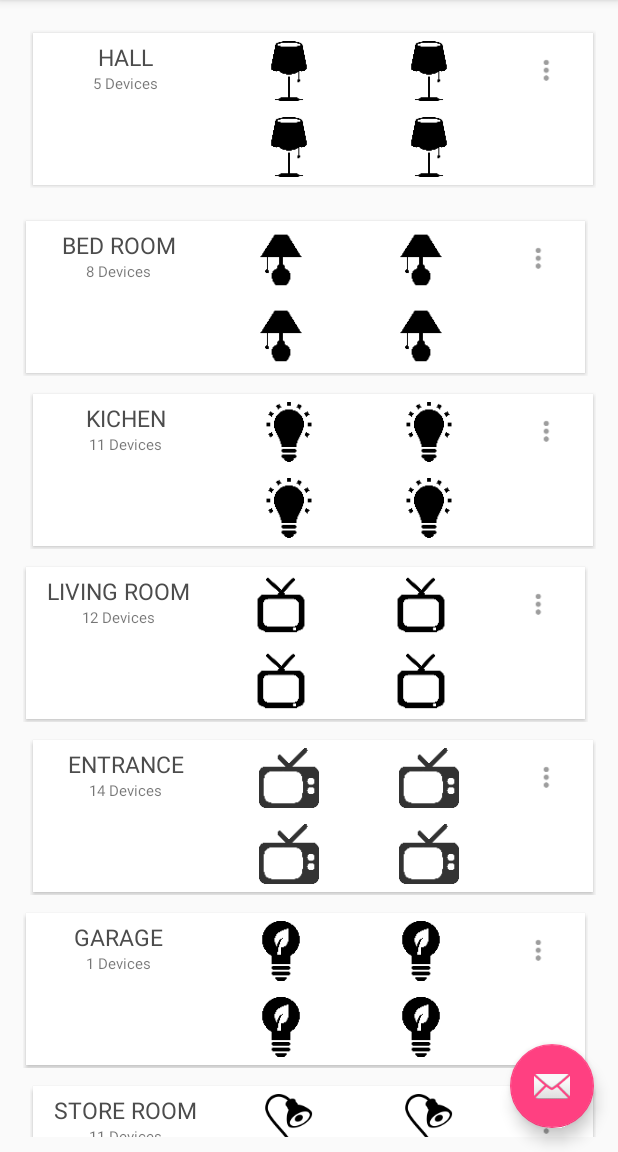
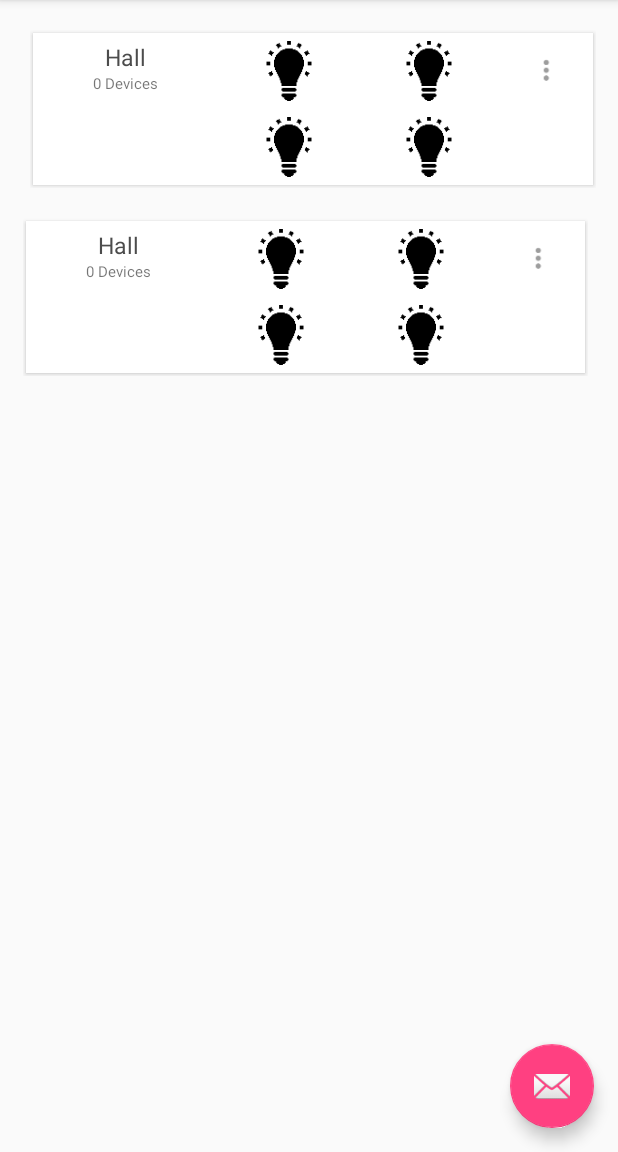
Before and after one commit to Aarth-Tandel/Android-Structure, an Android app: the screen it shows after launch (MainActivity), in the options menu, after a tap on "Home", on a phone screen of 412 x 824 dp, the part 84-1236 px from its top. Run offline under Robolectric (Android 15) with nearby library versions, the phone set to English and light mode, and no system bars.

Commit message:
Dynamic Room Entry
Validation not done.

```diff
--- a/Route_3/app/src/main/java/com/wozart/route_3/MainActivity.java
+++ b/Route_3/app/src/main/java/com/wozart/route_3/MainActivity.java
@@ -7,20 +7,20 @@ import android.database.sqlite.SQLiteDatabase;
 import android.graphics.Rect;
 import android.os.Bundle;
 import android.support.design.widget.FloatingActionButton;
+import android.support.design.widget.NavigationView;
 import android.support.design.widget.Snackbar;
-import android.support.v7.widget.DefaultItemAnimator;
-import android.support.v7.widget.GridLayoutManager;
-import android.support.v7.widget.RecyclerView;
-import android.util.TypedValue;
-import android.view.View;
-import android.support.design.widget.NavigationView;
 import android.support.v4.view.GravityCompat;
 import android.support.v4.widget.DrawerLayout;
 import android.support.v7.app.ActionBarDrawerToggle;
 import android.support.v7.app.AppCompatActivity;
+import android.support.v7.widget.DefaultItemAnimator;
+import android.support.v7.widget.GridLayoutManager;
+import android.support.v7.widget.RecyclerView;
 import android.support.v7.widget.Toolbar;
+import android.util.TypedValue;
 import android.view.Menu;
 import android.view.MenuItem;
+import android.view.View;
 import android.widget.EditText;
 import android.widget.LinearLayout;
 import android.widget.TextView;
@@ -88,7 +88,7 @@ public class MainActivity extends AppCompatActivity
         recyclerView.setItemAnimator(new DefaultItemAnimator());
         recyclerView.setAdapter(adapter);
 
-        prepareAlbums();
+        //prepareRooms(null);
 
         DeviceDbHelper dbHelper = new DeviceDbHelper(this);
         mDb = dbHelper.getWritableDatabase();
@@ -117,22 +117,24 @@ public class MainActivity extends AppCompatActivity
         onOptionsItemSelected(menu.findItem(R.id.home));
         return true;
     }
+
     private void createMenuItem(String name) {
-        if(!name.equals("Home")) {
+        if (!name.equals("Home")) {
             HomeMenu.add(R.id.gp_home, HOME_ID, Menu.NONE, name);
             HomeMenu.setGroupCheckable(R.id.gp_home, true, true);
             HOME_ID++;
         }
     }
+
     @Override
     public boolean onOptionsItemSelected(MenuItem item) {
         // Handle action bar item clicks here. The action bar will
         // automatically handle clicks on the Home/Up button, so long
         // as you specify a parent activity in AndroidManifest.xml.
-       // int id = item.getItemId();
+        // int id = item.getItemId();
         int count = HomeMenu.size();
 
-        switch (item.getItemId()){
+        switch (item.getItemId()) {
             case R.id.add_home:
                 if (count <= MAX_HOME) {
                     AlertDialog.Builder alert = new AlertDialog.Builder(MainActivity.this);
@@ -165,7 +167,8 @@ public class MainActivity extends AppCompatActivity
 
             case R.id.home:
                 item.setChecked(true);
-
+                ArrayList<String> rooms = db.GetRooms(mDb, item.getTitle().toString());
+                prepareRooms(rooms);
                 return true;
 
             case 1:
@@ -217,7 +220,7 @@ public class MainActivity extends AppCompatActivity
     /**
      * Adding few albums for testing
      */
-    private void prepareAlbums() {
+    private void prepareRooms(ArrayList<String> rooms) {
         int[] covers = new int[]{
                 R.drawable.album1,
                 R.drawable.album2,
@@ -227,27 +230,32 @@ public class MainActivity extends AppCompatActivity
                 R.drawable.album6,
                 R.drawable.album7
         };
+//
+//        Album a = new Album("HALL", 5, covers[0]);
+//        albumList.add(a);
+//
+//        a = new Album("BED ROOM", 8, covers[1]);
+//        albumList.add(a);
+//
+//        a = new Album("KICHEN", 11, covers[2]);
+//        albumList.add(a);
+//
+//        a = new Album("LIVING ROOM", 12, covers[3]);
+//        albumList.add(a);
+//
+//        a = new Album("ENTRANCE", 14, covers[4]);
+//        albumList.add(a);
+//
+//        a = new Album("GARAGE", 1, covers[5]);
+//        albumList.add(a);
+//
+//        a = new Album("STORE ROOM", 11, covers[6]);
+//        albumList.add(a);
 
-        Album a = new Album("HALL", 5, covers[0]);
-        albumList.add(a);
-
-        a = new Album("BED ROOM", 8, covers[1]);
-        albumList.add(a);
-
-        a = new Album("KICHEN", 11, covers[2]);
-        albumList.add(a);
-
-        a = new Album("LIVING ROOM", 12, covers[3]);
-        albumList.add(a);
-
-        a = new Album("ENTRANCE", 14, covers[4]);
-        albumList.add(a);
-
-        a = new Album("GARAGE", 1, covers[5]);
-        albumList.add(a);
-
-        a = new Album("STORE ROOM", 11, covers[6]);
-        albumList.add(a);
+        for(String x : rooms){
+            Album a = new Album(x, 0, covers[2]);
+            albumList.add(a);
+        }
 
         adapter.notifyDataSetChanged();
     }
--- a/Route_3/app/src/main/java/com/wozart/route_3/data/DeviceDbOperations.java
+++ b/Route_3/app/src/main/java/com/wozart/route_3/data/DeviceDbOperations.java
@@ -74,4 +74,14 @@ public class DeviceDbOperations {
             db.endTransaction();
         }
     }
+
+    public ArrayList<String> GetRooms(SQLiteDatabase db, String home) {
+        Cursor cursor = db.rawQuery("select distinct " + DeviceContract.DeviceEntry.ROOM_NAME + " from " + DeviceContract.DeviceEntry.TABLE_NAME + " where " + DeviceContract.DeviceEntry.HOME_NAME
+                + " = " + home, null);
+        ArrayList<String> room = new ArrayList<>();
+        while (cursor.moveToNext()) {
+            room.add(cursor.getString(0));
+        }
+        return room;
+    }
 }
--- a/Route_3/build.gradle
+++ b/Route_3/build.gradle
@@ -5,7 +5,7 @@ buildscript {
         jcenter()
     }
     dependencies {
-        classpath 'com.android.tools.build:gradle:2.2.3'
+        classpath 'com.android.tools.build:gradle:2.3.3'
 
         // NOTE: Do not place your application dependencies here; they belong
         // in the individual module build.gradle files
```
Also changed, not shown: Route_3/gradle/wrapper/gradle-wrapper.properties, 1 other file.
